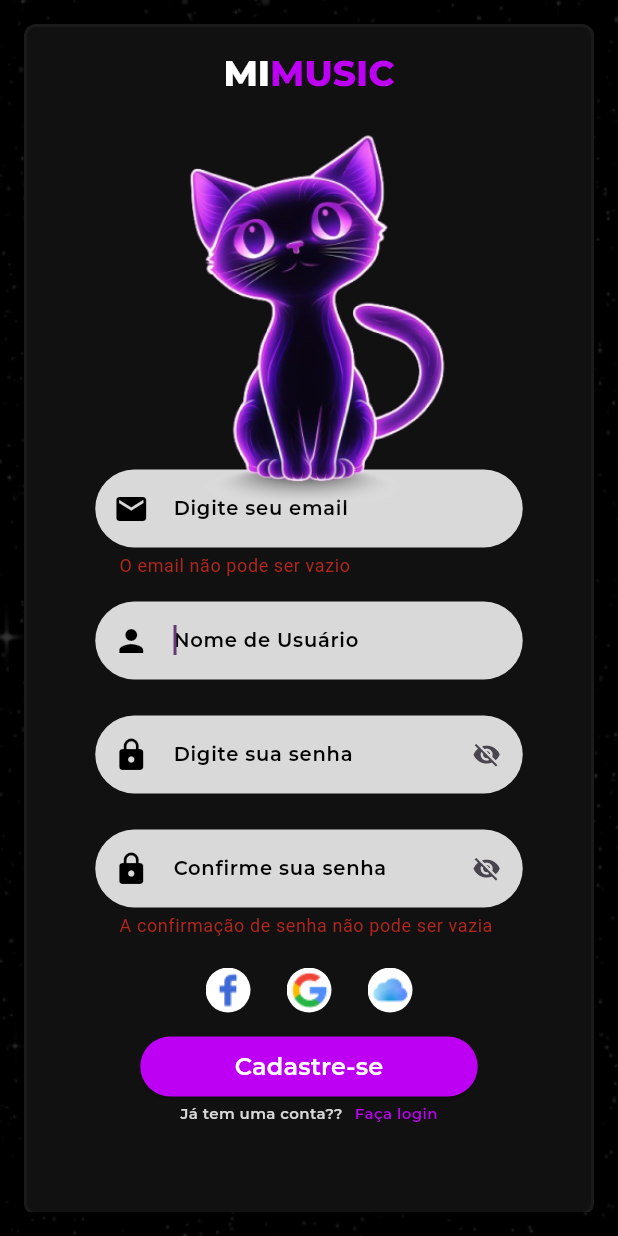
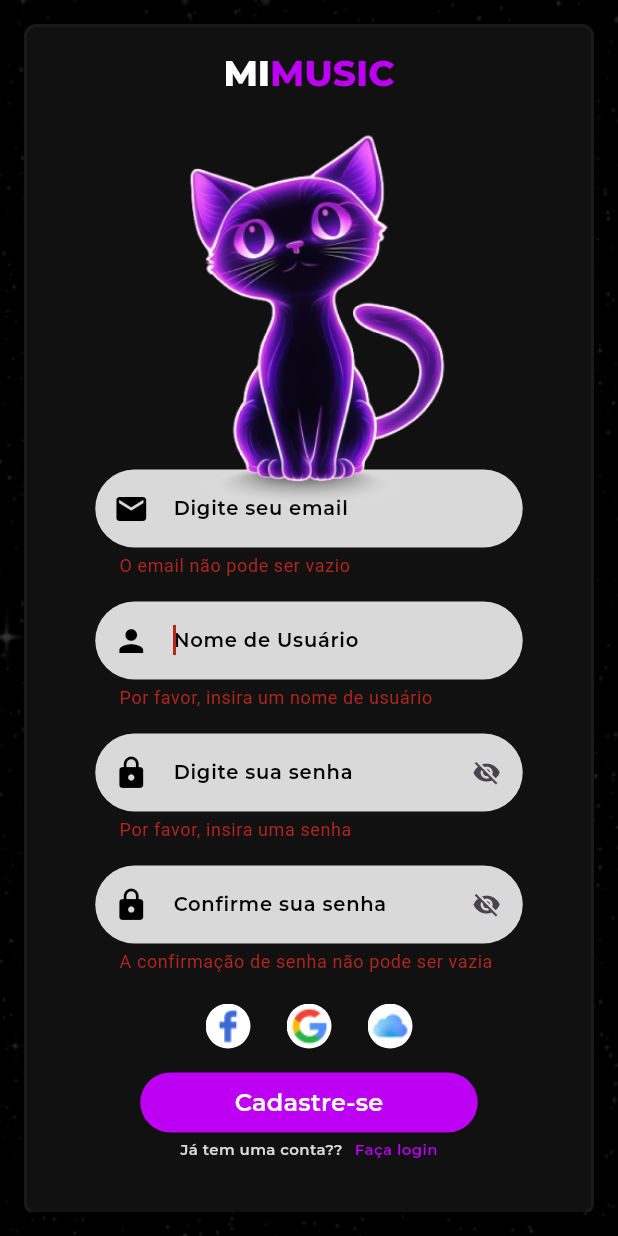
Before and after one commit to Draak18/mimusic, a Flutter app: the Cadastro screen opened by its route, after a tap on "Cadastre-se", on a phone screen of 412 x 824 dp. Run offline on Flutter 3.47's test engine with Material 3 defaults, Android fonts, the phone set to English and light mode, and no system bars; our stand-ins replace firebase_auth, firebase_core, google_fonts, shared_preferences; accounts and stored records are empty.

Commit message:
08/11 - alexandre review

```diff
--- a/lib/pages/cadastro.dart
+++ b/lib/pages/cadastro.dart
@@ -1,5 +1,6 @@
 import 'package:flutter/material.dart';
 import 'package:google_fonts/google_fonts.dart';
+import 'package:firebase_auth/firebase_auth.dart';
 
 class Cadastro extends StatefulWidget {
   const Cadastro({super.key});
@@ -103,7 +104,7 @@
     );
   }
 
-  Widget botaoLogin() {
+  Widget botaoCadastro() {
     return ElevatedButton(
       style: ElevatedButton.styleFrom(
         minimumSize: const Size(225, 40),
@@ -113,11 +114,7 @@
           borderRadius: BorderRadius.circular(25.0),
         ),
       ),
-      onPressed: () {
-        if (keyForms.currentState!.validate()) {
-          Navigator.of(context).pushNamed("/usuarios");
-        }
-      },
+      onPressed: _register,
       child: Text(
         "Cadastre-se",
         style: GoogleFonts.montserrat(
@@ -128,11 +125,53 @@
     );
   }
 
+  // Booleanos
   bool mostrarSenha = false;
   bool mostrarConfirmarSenha = false;
+
+  //Final
   final keyForms = GlobalKey<FormState>();
-  final confirmeSenhaController = TextEditingController();
-  final senhaController = TextEditingController();
+  final FirebaseAuth _auth = FirebaseAuth.instance;
+  final TextEditingController _usernameController = TextEditingController();
+  final TextEditingController _emailController = TextEditingController();
+  final TextEditingController confirmeSenhaController = TextEditingController();
+  final TextEditingController senhaController = TextEditingController();
+
+  Future<void> _register() async {
+    if (keyForms.currentState!.validate()) {
+      try {
+        // Tenta criar o usuário com e-mail e senha
+        UserCredential userCredential =
+            await _auth.createUserWithEmailAndPassword(
+          email: _emailController.text.trim(),
+          password: confirmeSenhaController.text.trim(),
+        );
+
+        // Tenta atualizar o nome do usuário
+        await userCredential.user!
+            .updateDisplayName(_usernameController.text.trim());
+        await userCredential.user!.reload();
+        _auth.currentUser; // Recarrega o usuário atualizado
+
+        // Exibe uma notificação de sucesso e redireciona
+        _showSnackBar('Cadastro realizado com sucesso!', Colors.green);
+        Navigator.pop(context); // Volta para a tela de login após o cadastro
+      } catch (e) {
+        // Exibe uma notificação de erro específico
+        _showSnackBar('Erro no cadastro: ${e.toString()}', Colors.red);
+      }
+    }
+  }
+
+  void _showSnackBar(String message, Color color) {
+    final snackBar = SnackBar(
+      content: Text(message),
+      backgroundColor: color,
+      duration: Duration(seconds: 2),
+    );
+    ScaffoldMessenger.of(context).showSnackBar(snackBar);
+  }
+
   Widget formulario() {
     return Form(
       key: keyForms,
@@ -143,8 +182,9 @@
               maxWidth: 285,
               minHeight: 60,
             ),
+            // Email
             child: TextFormField(
-              // Email
+              controller: _emailController,
               keyboardType: TextInputType.emailAddress,
               style: GoogleFonts.montserrat(
                   color: const Color.fromRGBO(0, 0, 0, 0.4),
@@ -180,11 +220,14 @@
           const SizedBox(
             height: 16,
           ),
-          SizedBox(
+          Container(
+            constraints: const BoxConstraints(
+              maxWidth: 285,
+              minHeight: 60,
+            ),
             // Usuario
-            width: 285,
-            height: 60,
-            child: TextField(
+            child: TextFormField(
+              controller: _usernameController,
               autofocus: true,
               style: GoogleFonts.montserrat(
                   color: const Color.fromRGBO(0, 0, 0, 0.4),
@@ -203,16 +246,25 @@
                   borderSide: BorderSide.none,
                 ),
               ),
+              validator: (value) {
+                if (value == null || value.isEmpty) {
+                  return 'Por favor, insira um nome de usuário';
+                }
+                return null;
+              },
             ),
           ),
           const SizedBox(
             height: 16,
           ),
-          SizedBox(
+          Container(
+            constraints: const BoxConstraints(
+              maxWidth: 285,
+              minHeight: 60,
+            ),
             // Senha
-            width: 285,
-            height: 60,
-            child: TextField(
+            child: TextFormField(
+              controller: senhaController,
               autofocus: true,
               obscureText: mostrarSenha == false ? true : false,
               style: GoogleFonts.montserrat(
@@ -223,11 +275,13 @@
               decoration: InputDecoration(
                 suffixIcon: GestureDetector(
                   child: Transform.scale(
-                    scale: 0.8,
-                    child: Icon(mostrarSenha == false
-                        ? Icons.visibility_off
-                        : Icons.visibility),
-                  ),
+                      scale: 0.8,
+                      child: Icon(
+                        mostrarSenha == false
+                            ? Icons.visibility_off
+                            : Icons.visibility,
+                        color: const Color.fromRGBO(72, 68, 78, 1),
+                      )),
                   onTap: () {
                     setState(() {
                       mostrarSenha = !mostrarSenha;
@@ -245,19 +299,27 @@
                   borderSide: BorderSide.none,
                 ),
               ),
-              controller: senhaController,
+              validator: (value) {
+                if (value == null || value.isEmpty) {
+                  return 'Por favor, insira uma senha';
+                } else if (value.length < 6) {
+                  return 'A senha deve ter pelo menos 6 caracteres';
+                }
+                return null;
+              },
             ),
           ),
           const SizedBox(
             height: 16,
           ),
           Container(
-            // Confirmar Senha
             constraints: const BoxConstraints(
               maxWidth: 285,
               minHeight: 60,
             ),
+            // Confirma Senha
             child: TextFormField(
+              controller: confirmeSenhaController,
               autofocus: true,
               obscureText: mostrarConfirmarSenha == false ? true : false,
               style: GoogleFonts.montserrat(
@@ -307,12 +369,12 @@
           const SizedBox(height: 20),
           iconesLogin(),
           const SizedBox(height: 12),
-          botaoLogin(),
+          botaoCadastro(),
           Row(
             mainAxisAlignment: MainAxisAlignment.center,
             children: [
+              // Já tem uma Conta
               Text(
-                // Já tem uma Conta
                 "Já tem uma conta??",
                 style: GoogleFonts.montserrat(
                   color: const Color.fromRGBO(217, 217, 217, 1),
@@ -323,8 +385,8 @@
               const SizedBox(
                 width: 8,
               ),
+              // Faça login
               GestureDetector(
-                // Faça login
                 child: Text(
                   "Faça login",
                   style: GoogleFonts.montserrat(
--- a/pubspec.yaml
+++ b/pubspec.yaml
@@ -10,6 +10,8 @@
 dependencies:
   flutter:
     sdk: flutter
+  firebase_core: ^3.6.0
+  firebase_auth: ^5.3.1
 
   cupertino_icons: ^1.0.8
   google_fonts: ^6.2.1
@@ -17,7 +19,8 @@
 dev_dependencies:
   flutter_test:
     sdk: flutter
-  flutter_lints: ^4.0.0
+  flutter_lints: ^5.0.0
+  shared_preferences: ^2.0.0
 
 flutter:
   assets:
```
Also changed, not shown: lib/main.dart (+8 -3 lines), lib/pages/biblioteca.dart (+7 -8 lines), lib/pages/home.dart (+28 -24 lines), lib/pages/login.dart (+94 -14 lines), lib/pages/pesquisa.dart (+10 -10 lines), pubspec.lock, 4 other files.
